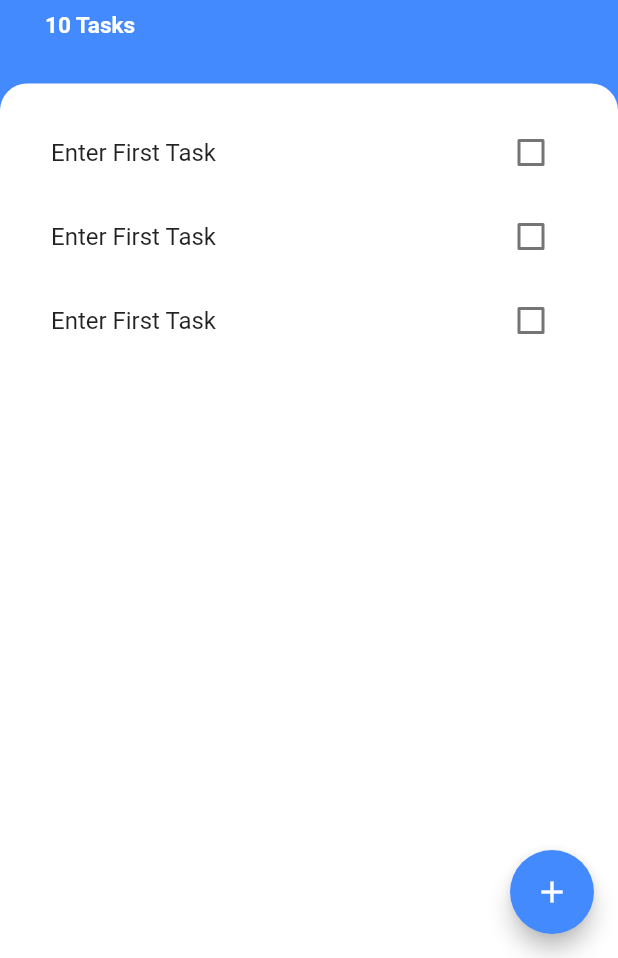
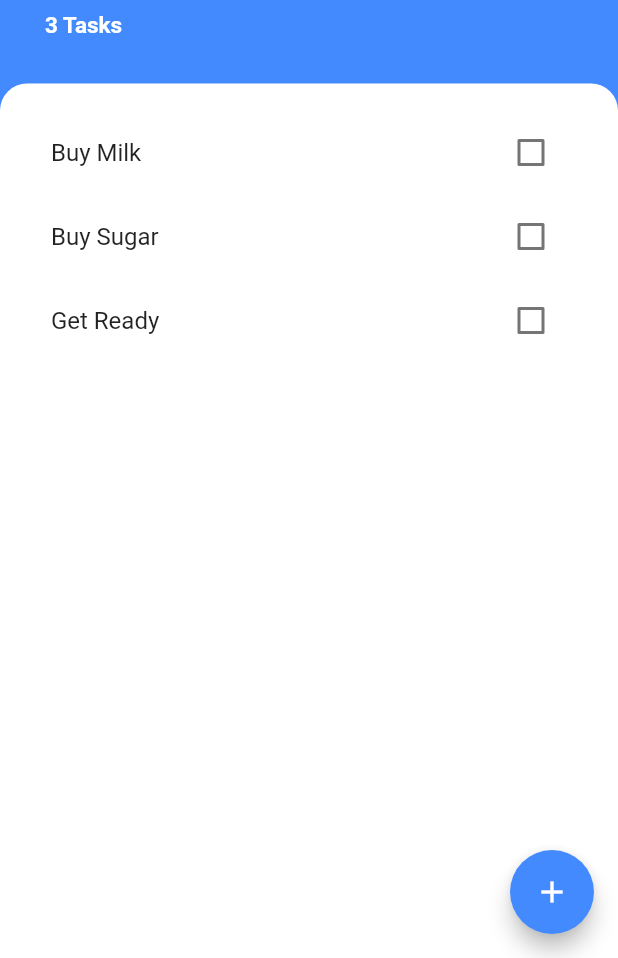
Before and after one commit to USMAN7865/todo_app, a Flutter app: the screen it shows after launch, on a phone screen of 412 x 824 dp, the part 278-1236 px from its top. Run offline on Flutter 3.47's test engine with Material 2 defaults, Android fonts, the phone set to English and light mode, and no system bars.

Commit message:
Add or Delete Task

```diff
--- /dev/null
+++ b/lib/Model/task.dart
@@ -0,0 +1,14 @@
+// ignore_for_file: non_constant_identifier_names
+
+class Task {
+  String? Taskname;
+  bool Taskstatus = false;
+
+  Task({
+    this.Taskname,
+  });
+
+  void Togglestatus() {
+    Taskstatus = !Taskstatus;
+  }
+}
--- /dev/null
+++ b/lib/Provider/tasks.dart
@@ -0,0 +1,35 @@
+import 'package:flutter/cupertino.dart';
+import 'package:provider/provider.dart';
+import 'package:todo_dlutter/Model/task.dart';
+
+class AddTasks with ChangeNotifier {
+  List<Task> tasks = [
+    Task(
+      Taskname: 'Buy Milk',
+    ),
+    Task(Taskname: 'Buy Sugar'),
+    Task(
+      Taskname: 'Get Ready',
+    ),
+  ];
+
+  int get taskcount {
+    return tasks.length;
+  }
+
+  void addtask(String newvalue) {
+    final task = Task(Taskname: newvalue);
+    tasks.add(task);
+    notifyListeners();
+  }
+
+  void TaskStatus(Task task) {
+    task.Togglestatus();
+    notifyListeners();
+  }
+
+  void removetask(Task task) {
+    tasks.remove(task);
+    notifyListeners();
+  }
+}
--- a/lib/Screens/TaskList.dart
+++ b/lib/Screens/TaskList.dart
@@ -1,21 +1,37 @@
 // ignore_for_file: file_names, prefer_const_constructors
 
 import 'package:flutter/material.dart';
+import 'package:provider/provider.dart';
+import 'package:todo_dlutter/Provider/tasks.dart';
 import 'package:todo_dlutter/Screens/taskTile.dart';
 
 class TasksList extends StatelessWidget {
-  const TasksList({
-    Key? key,
-  }) : super(key: key);
+  const TasksList({Key? key}) : super(key: key);
 
   @override
   Widget build(BuildContext context) {
-    return ListView(
-      children: const <Widget>[
-        TaskTile(),
-        TaskTile(),
-        TaskTile(),
-      ],
+    return Consumer<AddTasks>(
+      builder: (context, taskData, child) {
+        return ListView.builder(
+          itemBuilder: (context, index) {
+            final task = taskData.tasks[index];
+            return TaskTile(
+              ischecked: task.Taskstatus,
+              Tasktitle: task.Taskname,
+              checkboxcallback: (bool? checkboxstate) {
+                taskData.TaskStatus(task);
+                if (checkboxstate = true) {
+                  // taskData.removetask(task);
+                } else {}
+              },
+              onlongpresscallback: () {
+                taskData.removetask(task);
+              },
+            );
+          },
+          itemCount: taskData.taskcount,
+        );
+      },
     );
   }
 }
--- a/lib/Screens/TodoScreen.dart
+++ b/lib/Screens/TodoScreen.dart
@@ -1,11 +1,19 @@
 // ignore_for_file: file_names
 import 'package:flutter/material.dart';
+import 'package:provider/provider.dart';
+
+import 'package:todo_dlutter/Provider/tasks.dart';
 import 'package:todo_dlutter/Screens/TaskList.dart';
 import 'package:todo_dlutter/Screens/addTaskScreen.dart';
 
-class TodoTask extends StatelessWidget {
+class TodoTask extends StatefulWidget {
   const TodoTask({Key? key}) : super(key: key);
 
+  @override
+  State<TodoTask> createState() => _TodoTaskState();
+}
+
+class _TodoTaskState extends State<TodoTask> {
   @override
   Widget build(BuildContext context) {
     return Scaffold(
@@ -16,7 +24,7 @@ class TodoTask extends StatelessWidget {
         ),
         onPressed: () {
           showModalBottomSheet(
-              context: context, builder: (context) => const AddTaskScreen());
+              context: context, builder: (context) => AddTaskScreen());
         },
       ),
       backgroundColor: Colors.blueAccent,
@@ -28,8 +36,8 @@ class TodoTask extends StatelessWidget {
                 const EdgeInsets.only(top: 80, left: 30, right: 30, bottom: 30),
             child: Column(
               crossAxisAlignment: CrossAxisAlignment.start,
-              children: const [
-                CircleAvatar(
+              children: [
+                const CircleAvatar(
                   backgroundColor: Colors.white,
                   radius: 30,
                   child: Icon(
@@ -38,10 +46,10 @@ class TodoTask extends StatelessWidget {
                     color: Colors.blueAccent,
                   ),
                 ),
-                SizedBox(
+                const SizedBox(
                   height: 10,
                 ),
-                Text(
+                const Text(
                   'Todo Tasks',
                   style: TextStyle(
                     color: Colors.white,
@@ -49,12 +57,12 @@ class TodoTask extends StatelessWidget {
                     fontWeight: FontWeight.bold,
                   ),
                 ),
-                SizedBox(
+                const SizedBox(
                   height: 8,
                 ),
                 Text(
-                  '10 Tasks',
-                  style: TextStyle(
+                  '${Provider.of<AddTasks>(context).taskcount} Tasks',
+                  style: const TextStyle(
                     color: Colors.white,
                     fontSize: 15,
                     fontWeight: FontWeight.bold,
--- a/lib/Screens/taskTile.dart
+++ b/lib/Screens/taskTile.dart
@@ -1,39 +1,31 @@
+// ignore_for_file: use_key_in_widget_constructors
+
 import 'package:flutter/material.dart';
 
 class TaskTile extends StatelessWidget {
-  const TaskTile({
-    Key? key,
-  }) : super(key: key);
+  bool ischecked;
+  final String? Tasktitle;
+  final Function(bool?) checkboxcallback;
+  final VoidCallback onlongpresscallback;
+
+  TaskTile(
+      {required this.ischecked,
+      required this.Tasktitle,
+      required this.checkboxcallback,
+      required this.onlongpresscallback});
 
   @override
   Widget build(BuildContext context) {
-    return const ListTile(
-      title: Text('Enter First Task'),
-      trailing: Tilecheck(),
-    );
+    return ListTile(
+        onLongPress: onlongpresscallback,
+        title: Text(
+          Tasktitle!,
+          style: TextStyle(
+              decoration: ischecked ? TextDecoration.lineThrough : null),
+        ),
+        trailing: Checkbox(
+          value: ischecked,
+          onChanged: checkboxcallback,
+        ));
   }
 }
-
-class Tilecheck extends StatefulWidget {
-  const Tilecheck({
-    Key? key,
-  }) : super(key: key);
-
-  @override
-  State<Tilecheck> createState() => _TilecheckState();
-}
-
-class _TilecheckState extends State<Tilecheck> {
-  bool ischecked = false;
-  @override
-  Widget build(BuildContext context) {
-    return Checkbox(
-      value: ischecked,
-      onChanged: (value) {
-        setState(() {
-          ischecked = value!;
-        });
-      },
-    );
-  }
-}
--- a/lib/main.dart
+++ b/lib/main.dart
@@ -1,4 +1,6 @@
 import 'package:flutter/material.dart';
+import 'package:provider/provider.dart';
+import 'package:todo_dlutter/Provider/tasks.dart';
 import 'package:todo_dlutter/Screens/TodoScreen.dart';
 
 void main() {
@@ -10,8 +12,11 @@ class MyApp extends StatelessWidget {
 
   @override
   Widget build(BuildContext context) {
-    return const MaterialApp(
-      home: TodoTask(),
+    return ChangeNotifierProvider(
+      create: (context) => AddTasks(),
+      child: const MaterialApp(
+        home: TodoTask(),
+      ),
     );
   }
 }
--- a/pubspec.yaml
+++ b/pubspec.yaml
@@ -34,6 +34,7 @@ dependencies:
   # The following adds the Cupertino Icons font to your application.
   # Use with the CupertinoIcons class for iOS style icons.
   cupertino_icons: ^1.0.2
+  provider: ^6.0.3
 
 dev_dependencies:
   flutter_test:
```
Also changed, not shown: lib/Screens/addTaskScreen.dart (+14 -5 lines), pubspec.lock.
